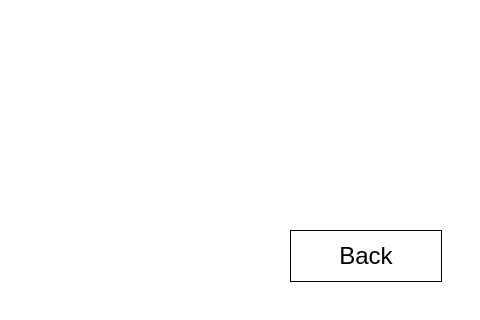
Before: the Qt Designer form fmssystem-desktop/ui/mainwindow.ui in igreench/fmssystem, drawn with Qt 5; both pictures show x 320 to 800 and y 280 to 600 of the 800 by 600 pixel window.
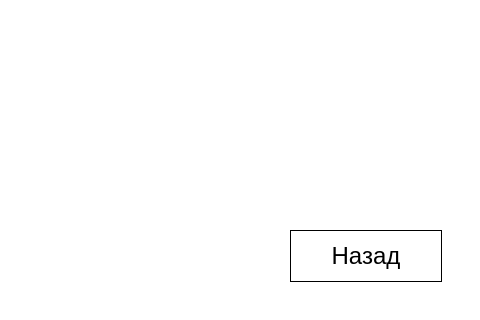
After: the same form once the commit is applied. The open tabs and pages were chosen to show the change. Custom widgets are drawn as their Qt base class.

Commit message: [Fix] Fixed buttons labels

Diff of the .ui file:
```diff
--- a/fmssystem-desktop/ui/mainwindow.ui
+++ b/fmssystem-desktop/ui/mainwindow.ui
@@ -406,7 +406,7 @@
          </rect>
         </property>
         <property name="text">
-         <string>Back</string>
+         <string>Назад</string>
         </property>
        </widget>
        <widget class="QLabel" name="labelSettingsName">
```
Left out of the diff: 2 changed lines with no effect on the pictures.
